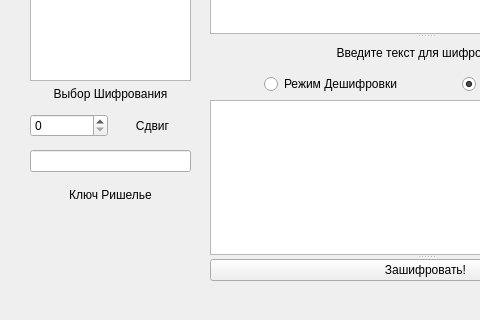
Qt form mainwindow.ui (Buartskullar/cryptomaniac) before a commit; both pictures show x 0 to 480 and y 140 to 460 of the 660 by 460 pixel window.
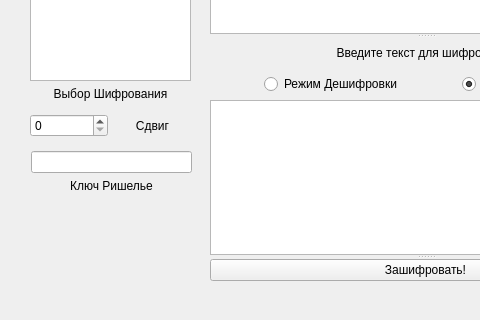
The same form after that commit.

Diff of the .ui file:
```diff
--- a/mainwindow.ui
+++ b/mainwindow.ui
@@ -135,7 +135,7 @@
      </item>
     </layout>
    </widget>
-   <widget class="QWidget" name="">
+   <widget class="QWidget" name="layoutWidget">
     <property name="geometry">
      <rect>
       <x>30</x>
@@ -160,7 +160,7 @@
      </item>
     </layout>
    </widget>
-   <widget class="QWidget" name="">
+   <widget class="QWidget" name="layoutWidget">
     <property name="geometry">
      <rect>
       <x>30</x>
@@ -188,10 +188,10 @@
    <widget class="QWidget" name="">
     <property name="geometry">
      <rect>
-      <x>30</x>
-      <y>290</y>
+      <x>31</x>
+      <y>291</y>
       <width>161</width>
-      <height>61</height>
+      <height>131</height>
      </rect>
     </property>
     <layout class="QVBoxLayout" name="verticalLayout_3">
@@ -200,8 +200,24 @@
      </item>
      <item>
       <widget class="QLabel" name="labelReshelye">
+       <property name="sizePolicy">
+        <sizepolicy hsizetype="Preferred" vsizetype="Minimum">
+         <horstretch>0</horstretch>
+         <verstretch>0</verstretch>
+        </sizepolicy>
+       </property>
        <property name="text">
         <string>Ключ Ришелье</string>
+       </property>
+       <property name="alignment">
+        <set>Qt::AlignHCenter|Qt::AlignTop</set>
+       </property>
+      </widget>
+     </item>
+     <item>
+      <widget class="QLabel" name="errorsReshelye">
+       <property name="text">
+        <string/>
        </property>
        <property name="alignment">
         <set>Qt::AlignCenter</set>
```
Left out of the diff: 2 changed lines with no effect on the pictures.
